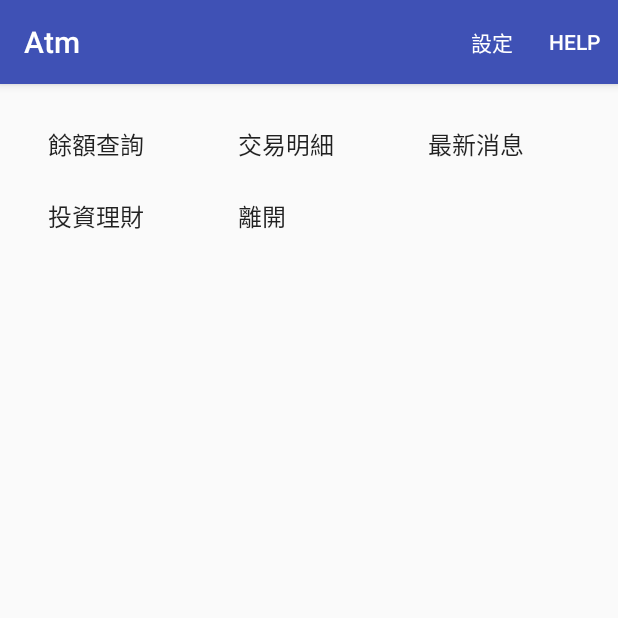
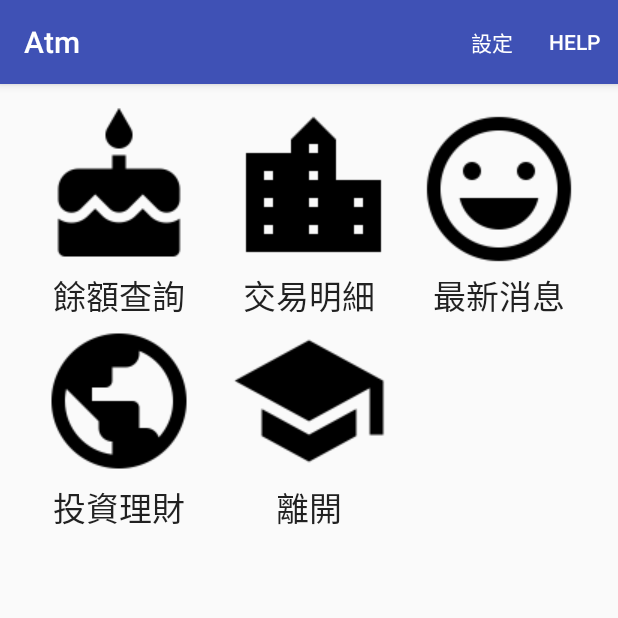
Before and after one commit to android66/Atm, an Android app: the MainActivity screen opened directly, with no data from a screen before it, after a tap on "餘額查詢", on a phone screen of 412 x 824 dp, the top half of it. Run offline under Robolectric (Android 15) with nearby library versions, the phone set to English and light mode, and no system bars.

Commit message:
GridView客製化功能表

```diff
--- a/app/src/main/java/com/tom/atm/MainActivity.java
+++ b/app/src/main/java/com/tom/atm/MainActivity.java
@@ -7,26 +7,37 @@ import android.util.Log;
 import android.view.Menu;
 import android.view.MenuItem;
 import android.view.View;
+import android.view.ViewGroup;
 import android.widget.AdapterView;
 import android.widget.ArrayAdapter;
+import android.widget.BaseAdapter;
 import android.widget.GridView;
+import android.widget.ImageView;
 import android.widget.ListView;
 import android.widget.Spinner;
+import android.widget.TextView;
 import android.widget.Toast;
 
 public class MainActivity extends AppCompatActivity implements AdapterView.OnItemClickListener {
     boolean logon = false;
     public static final int FUNC_LOGIN = 1;
     String[] func = {"餘額查詢", "交易明細", "最新消息", "投資理財", "離開"};
+    int[] icons = {R.drawable.func_balance,
+            R.drawable.func_history,
+            R.drawable.func_news,
+            R.drawable.func_finance,
+            R.drawable.func_exit};
     @Override
     protected void onCreate(Bundle savedInstanceState) {
         super.onCreate(savedInstanceState);
         setContentView(R.layout.activity_main);
         //grid
         GridView grid = (GridView)findViewById(R.id.grid);
-        ArrayAdapter gAdapter =
-                new ArrayAdapter(this, android.R.layout.simple_list_item_1, func);
+        IconAdapter gAdapter = new IconAdapter();
         grid.setAdapter(gAdapter);
+//        ArrayAdapter gAdapter =
+//                new ArrayAdapter(this, android.R.layout.simple_list_item_1, func);
+//        grid.setAdapter(gAdapter);
         grid.setOnItemClickListener(this);
         // spinner
         Spinner notify = (Spinner)findViewById(R.id.notify_spinner);
@@ -108,4 +119,35 @@ public class MainActivity extends AppCompatActivity implements AdapterView.OnIte
                 break;
         }
     }
+
+    class IconAdapter extends BaseAdapter{
+
+        @Override
+        public int getCount() {
+            return func.length;
+        }
+
+        @Override
+        public Object getItem(int position) {
+            return func[position];
+        }
+
+        @Override
+        public long getItemId(int position) {
+            return icons[position];
+        }
+
+        @Override
+        public View getView(int position, View convertView, ViewGroup parent) {
+            View row = convertView;
+            if (row == null){
+                row = getLayoutInflater().inflate(R.layout.item_row, null);
+                ImageView image = (ImageView) row.findViewById(R.id.item_image);
+                TextView text = (TextView) row.findViewById(R.id.item_text);
+                image.setImageResource(icons[position]);
+                text.setText(func[position]);
+            }
+            return row;
+        }
+    }
 }
--- /dev/null
+++ b/app/src/main/res/layout/item_row.xml
@@ -0,0 +1,19 @@
+<?xml version="1.0" encoding="utf-8"?>
+<LinearLayout xmlns:android="http://schemas.android.com/apk/res/android"
+    android:orientation="vertical" android:layout_width="match_parent"
+    android:layout_height="match_parent">
+    <ImageView
+        android:layout_width="wrap_content"
+        android:layout_height="wrap_content"
+        android:id="@+id/item_image"
+        android:layout_gravity="center_horizontal" />
+
+    <TextView
+        android:layout_width="wrap_content"
+        android:layout_height="wrap_content"
+        android:textAppearance="?android:attr/textAppearanceLarge"
+        android:text="Large Text"
+        android:id="@+id/item_text"
+        android:layout_gravity="center_horizontal" />
+
+</LinearLayout>
```
Also changed, not shown: app/src/main/res/drawable/func_balance.png (added), app/src/main/res/drawable/func_exit.png (added), app/src/main/res/drawable/func_finance.png (added), app/src/main/res/drawable/func_history.png (added), app/src/main/res/drawable/func_news.png (added).
